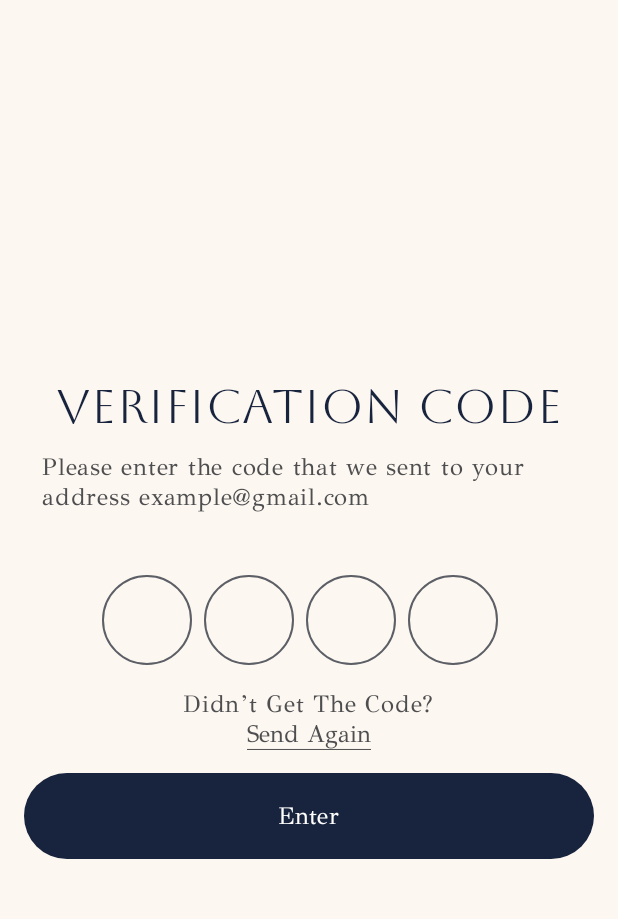
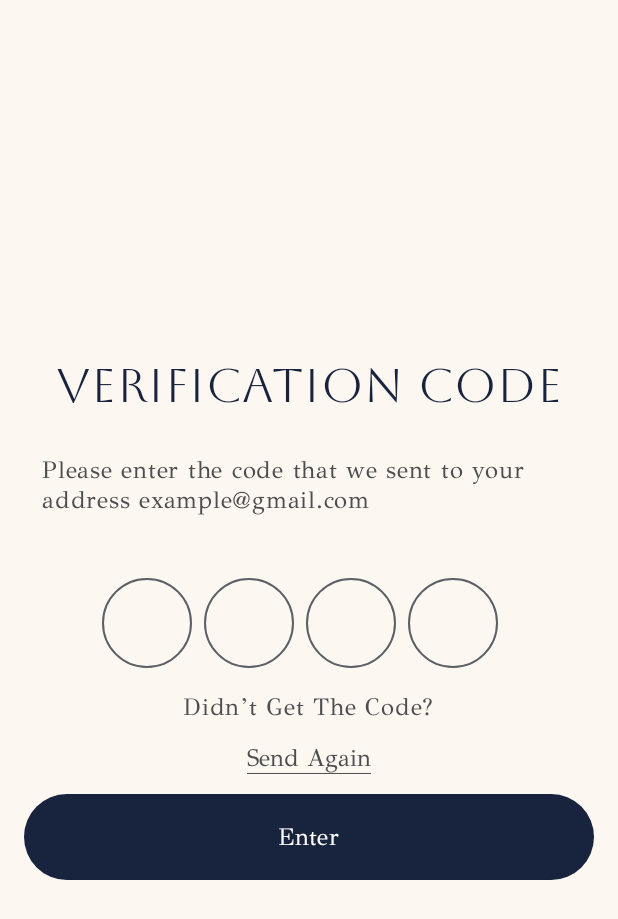
Before and after one commit to perimsu/Rarely-App, an Android app built with Jetpack Compose: the composable VerificationScreen shown on its own in the app's theme, after a tap on "Enter", on a phone screen of 412 x 824 dp. Shown: the top 919 px of the screen. Run offline under Robolectric (Android 15) with nearby library versions, the phone set to English and light mode, and no system bars.

Commit message:
updated VerificationScreen.kt design

```diff
--- a/app/build.gradle.kts
+++ b/app/build.gradle.kts
@@ -40,6 +40,8 @@ android {
 }
 
 dependencies {
+    implementation("androidx.lifecycle:lifecycle-viewmodel-compose:2.6.1")
+    implementation ("androidx.navigation:navigation-compose:2.7.3")
 
     implementation(libs.androidx.core.ktx)
     implementation(libs.androidx.lifecycle.runtime.ktx)
--- a/app/src/main/java/com/example/rarelyapp/ui/authentication/VerificationActivity.kt
+++ /dev/null
@@ -1,175 +0,0 @@
-package com.example.rarelyapp.ui.authentication
-
-import androidx.compose.foundation.Image
-import androidx.compose.foundation.background
-import androidx.compose.foundation.clickable
-import androidx.compose.foundation.layout.Arrangement
-import androidx.compose.foundation.layout.Box
-import androidx.compose.foundation.layout.Column
-import androidx.compose.foundation.layout.Row
-import androidx.compose.foundation.layout.Spacer
-import androidx.compose.foundation.layout.fillMaxSize
-import androidx.compose.foundation.layout.fillMaxWidth
-import androidx.compose.foundation.layout.height
-import androidx.compose.foundation.layout.padding
-import androidx.compose.foundation.layout.size
-import androidx.compose.foundation.shape.CircleShape
-import androidx.compose.foundation.text.KeyboardOptions
-import androidx.compose.material3.Button
-import androidx.compose.material3.ButtonDefaults
-import androidx.compose.material3.Text
-import androidx.compose.runtime.Composable
-import androidx.compose.runtime.mutableStateListOf
-import androidx.compose.runtime.remember
-import androidx.compose.ui.Alignment
-import androidx.compose.ui.Modifier
-import androidx.compose.ui.draw.alpha
-import androidx.compose.ui.graphics.Color
-import androidx.compose.ui.graphics.painter.Painter
-import androidx.compose.ui.res.painterResource
-import androidx.compose.ui.res.stringResource
-import androidx.compose.ui.text.TextStyle
-import androidx.compose.ui.text.font.Font
-import androidx.compose.ui.text.font.FontFamily
-import androidx.compose.ui.text.style.TextAlign
-import androidx.compose.ui.text.style.TextDecoration
-import androidx.compose.ui.tooling.preview.Preview
-import androidx.compose.ui.unit.dp
-import androidx.compose.ui.unit.sp
-import androidx.compose.material3.OutlinedTextField
-import androidx.compose.ui.focus.FocusRequester
-import androidx.compose.ui.focus.focusRequester
-import androidx.compose.ui.text.font.FontWeight
-import androidx.compose.ui.text.input.KeyboardType
-import androidx.compose.runtime.LaunchedEffect
-import com.example.rarelyapp.R
-
-@Composable
-fun VerificationScreen() {
-    val background: Painter = painterResource(id = R.drawable.r)
-    val codeInputs = remember { mutableStateListOf("", "", "", "") }
-    val focusRequesters = List(4) { FocusRequester() }
-
-    Box(modifier = Modifier.fillMaxSize()) {
-        Image(
-            modifier = Modifier
-                .fillMaxSize()
-                .alpha(0.1f),
-            painter = background,
-            contentDescription = null,
-        )
-
-        Column(
-            modifier = Modifier
-                .background(Color(0xFFFCF7F0))
-                .fillMaxSize()
-                .padding(16.dp),
-            verticalArrangement = Arrangement.Center,
-            horizontalAlignment = Alignment.CenterHorizontally
-        ) {
-            Text(
-                modifier = Modifier.fillMaxWidth(),
-                text = stringResource(id = R.string.verification_code_title),
-                fontFamily = FontFamily(Font(R.font.aboreto_regular)),
-                fontSize = 32.sp,
-                color = Color(0xFF18233D),
-                textAlign = TextAlign.Center
-            )
-
-            Text(
-                modifier = Modifier.padding(12.dp),
-                text = stringResource(id = R.string.email),
-                fontFamily = FontFamily(Font(R.font.gfs_didot_regular)),
-                fontSize = 16.sp,
-                color = Color(0xFF4E4E50),
-            )
-
-            Row(
-                modifier = Modifier
-                    .fillMaxWidth()
-                    .padding(top = 30.dp, start = 52.dp),
-                horizontalArrangement = Arrangement.spacedBy(8.dp),
-                verticalAlignment = Alignment.Top
-            ) {
-                repeat(4) { index ->
-                    OutlinedTextField(
-                        value = codeInputs[index],
-                        onValueChange = { newValue ->
-                            if (newValue.length <= 1) {
-                                codeInputs[index] = newValue
-                                if (newValue.isNotEmpty() && index < 3) {
-                                    focusRequesters[index + 1].requestFocus()
-                                }
-                            }
-                        },
-                        modifier = Modifier
-                            .size(60.dp)
-                            .focusRequester(focusRequesters[index]),
-                        shape = CircleShape,
-                        textStyle = TextStyle(
-                            color = Color(0xFF18233D),
-                            fontWeight = FontWeight.Bold,
-                            fontSize = 24.sp,
-                            textAlign = TextAlign.Center
-                        ),
-                        singleLine = true,
-                        keyboardOptions = KeyboardOptions(keyboardType = KeyboardType.Number),
-                    )
-
-
-                    LaunchedEffect(codeInputs[index]) {
-                        if (codeInputs[index].isEmpty() && index > 0) {
-                            focusRequesters[index - 1].requestFocus()
-                        }
-                    }
-                }
-            }
-
-            Spacer(modifier = Modifier.height(16.dp))
-
-            Text(
-                text = stringResource(id = R.string.code_message),
-                fontFamily = FontFamily(Font(R.font.gfs_didot_regular)),
-                fontSize = 16.sp,
-                color = Color(0xFF4E4E50),
-            )
-
-            Text(
-                //TODO: make user send verification code
-                text = stringResource(id = R.string.send_again),
-                fontFamily = FontFamily(Font(R.font.gfs_didot_regular)),
-                fontSize = 16.sp,
-                color = Color(0xFF4E4E50),
-                style = TextStyle(textDecoration = TextDecoration.Underline)
-            )
-
-            Spacer(modifier = Modifier.height(16.dp))
-
-            Button(
-                //TODO: add onClick after authentication is complete
-                onClick = { /*TODO*/ },
-                modifier = Modifier
-                    .fillMaxWidth()
-                    .height(57.dp)
-                    .clickable { },
-                colors = ButtonDefaults.buttonColors(
-                    containerColor = Color(0xFF18233D), contentColor = Color.White
-                )
-            ) {
-                Text(
-                    //TODO: create navigation and navigate the user to create password page
-                    text = stringResource(id = R.string.enter),
-                    fontFamily = FontFamily(Font(R.font.gfs_didot_regular)),
-                    fontSize = 16.sp,
-                    color = Color(0xFFFFFFFF),
-                )
-            }
-        }
-    }
-}
-
-@Preview(showBackground = true)
-@Composable
-fun VerificationScreenPreview() {
-    VerificationScreen()
-}
--- /dev/null
+++ b/app/src/main/java/com/example/rarelyapp/ui/authentication/verification/VerificationScreen.kt
@@ -0,0 +1,155 @@
+package com.example.rarelyapp.ui.authentication.verification
+
+import androidx.compose.foundation.Image
+import androidx.compose.foundation.background
+import androidx.compose.foundation.layout.*
+import androidx.compose.foundation.shape.CircleShape
+import androidx.compose.foundation.text.KeyboardOptions
+import androidx.compose.material3.*
+import androidx.compose.runtime.Composable
+import androidx.compose.runtime.LaunchedEffect
+import androidx.compose.ui.Alignment
+import androidx.compose.ui.Modifier
+import androidx.compose.ui.draw.alpha
+import androidx.compose.ui.focus.FocusRequester
+import androidx.compose.ui.focus.focusRequester
+import androidx.compose.ui.graphics.Color
+import androidx.compose.ui.res.painterResource
+import androidx.compose.ui.res.stringResource
+import androidx.compose.ui.text.TextStyle
+import androidx.compose.ui.text.font.Font
+import androidx.compose.ui.text.font.FontFamily
+import androidx.compose.ui.text.style.TextAlign
+import androidx.compose.ui.unit.dp
+import androidx.compose.ui.unit.sp
+import androidx.lifecycle.viewmodel.compose.viewModel
+import com.example.rarelyapp.R
+import androidx.compose.ui.text.input.KeyboardType
+import androidx.compose.ui.text.font.FontWeight
+import androidx.compose.ui.text.style.TextDecoration
+import androidx.compose.ui.tooling.preview.Preview
+
+@Composable
+fun VerificationScreen(viewModel: VerificationScreenViewModel = viewModel()) {
+    val uiState = viewModel.uiState.value
+    val focusRequesters = List(4) { FocusRequester() }
+
+    Box(modifier = Modifier.fillMaxSize()) {
+        Image(
+            painter = painterResource(id = R.drawable.authentication_flow_background),
+            contentDescription = "Rarely logo",
+            modifier = Modifier.fillMaxSize()
+        )
+
+        Column(
+            modifier = Modifier
+                .background(Color(0xFFFCF7F0))
+                .fillMaxSize()
+                .padding(16.dp),
+            verticalArrangement = Arrangement.Center,
+            horizontalAlignment = Alignment.CenterHorizontally
+        ) {
+            Text(
+                text = stringResource(id = R.string.verification_code_title),
+                fontSize = 32.sp,
+                fontFamily = FontFamily(Font(R.font.aboreto_regular)),
+                color = Color(0xFF18233D),
+                textAlign = TextAlign.Center,
+                modifier = Modifier.fillMaxWidth()
+            )
+
+            Spacer(modifier = Modifier.height(16.dp))
+
+            Text(
+                modifier = Modifier.padding(12.dp),
+                text = stringResource(id = R.string.email),
+                fontFamily = FontFamily(Font(R.font.gfs_didot_regular)),
+                fontSize = 16.sp,
+                color = Color(0xFF4E4E50),
+            )
+
+            Row(
+                modifier = Modifier.fillMaxWidth()
+                    .padding(top = 30.dp, start = 52.dp),
+                horizontalArrangement = Arrangement.spacedBy(8.dp),
+                verticalAlignment = Alignment.CenterVertically
+            ) {
+                repeat(4) { index ->
+                    OutlinedTextField(
+                        value = uiState.codeInputs[index],
+                        onValueChange = { value ->
+                            if (value.length <= 1) {
+                                viewModel.handleAction(
+                                    VerificationScreenAction.EnterCode(index, value)
+                                )
+                                if (value.isNotEmpty() && index < 3) {
+                                    focusRequesters[index + 1].requestFocus()
+                                }
+                            }
+                        },
+                        modifier = Modifier
+                            .size(60.dp)
+                            .focusRequester(focusRequesters[index]),
+                        shape = CircleShape,
+                        textStyle = TextStyle(
+                            fontSize = 24.sp,
+                            textAlign = TextAlign.Center,
+                            color = Color.Black,
+                            fontWeight = FontWeight.Bold
+                        ),
+                        keyboardOptions = KeyboardOptions(keyboardType = KeyboardType.Number)
+                    )
+
+                    LaunchedEffect(uiState.codeInputs[index]) {
+                        if (uiState.codeInputs[index].isEmpty() && index > 0) {
+                            focusRequesters[index - 1].requestFocus()
+                        }
+                    }
+                }
+            }
+
+            Spacer(modifier = Modifier.height(16.dp))
+            Text(
+                text = stringResource(id = R.string.code_message),
+                fontFamily = FontFamily(Font(R.font.gfs_didot_regular)),
+                fontSize = 16.sp,
+                color = Color(0xFF4E4E50),
+            )
+            TextButton(onClick = { viewModel.handleAction(VerificationScreenAction.ResendCode) }) {
+
+                Text(
+                    text = stringResource(id = R.string.send_again),
+                    fontFamily = FontFamily(Font(R.font.gfs_didot_regular)),
+                    fontSize = 16.sp,
+                    color = Color(0xFF4E4E50),
+                    style = TextStyle(textDecoration = TextDecoration.Underline)
+                )
+            }
+            Button(
+                onClick = { viewModel.handleAction(VerificationScreenAction.SubmitCode) },
+                modifier = Modifier
+                    .fillMaxWidth()
+                    .height(57.dp),
+                colors = ButtonDefaults.buttonColors(
+                    containerColor = Color(0xFF18233D),
+                    contentColor = Color.White
+                )
+            ) {
+                Text(
+                    text = stringResource(id = R.string.enter),
+                    fontSize = 16.sp,
+                    fontFamily = FontFamily(Font(R.font.gfs_didot_regular)),
+                    color = Color.White
+                )
+            }
+
+
+        }
+    }
+}
+
+@Preview(showBackground = true)
+@Composable
+fun VerificationScreenPreview() {
+    VerificationScreen()
+}
--- /dev/null
+++ b/app/src/main/java/com/example/rarelyapp/ui/authentication/verification/VerificationScreenAction.kt
@@ -0,0 +1,7 @@
+package com.example.rarelyapp.ui.authentication.verification
+
+sealed class VerificationScreenAction {
+    data class EnterCode(val index: Int, val value: String) : VerificationScreenAction()
+    data object ResendCode : VerificationScreenAction()
+    data object SubmitCode : VerificationScreenAction()
+}
--- /dev/null
+++ b/app/src/main/java/com/example/rarelyapp/ui/authentication/verification/VerificationScreenUiState.kt
@@ -0,0 +1,7 @@
+package com.example.rarelyapp.ui.authentication.verification
+
+data class VerificationScreenUiState(
+    val codeInputs: List<String> = List(4) { "" },
+    val isSubmitting: Boolean = false,
+    val errorMessage: String? = null
+)
--- /dev/null
+++ b/app/src/main/java/com/example/rarelyapp/ui/authentication/verification/VerificationScreenViewModel.kt
@@ -0,0 +1,28 @@
+package com.example.rarelyapp.ui.authentication.verification
+
+import androidx.compose.runtime.mutableStateOf
+import androidx.lifecycle.ViewModel
+
+class VerificationScreenViewModel : ViewModel() {
+    var uiState = mutableStateOf(VerificationScreenUiState())
+        private set
+
+    fun handleAction(action: VerificationScreenAction) {
+        when (action) {
+            is VerificationScreenAction.EnterCode -> {
+                val updatedCodes = uiState.value.codeInputs.toMutableList()
+                updatedCodes[action.index] = action.value
+                uiState.value = uiState.value.copy(codeInputs = updatedCodes)
+            }
+
+            VerificationScreenAction.ResendCode -> {
+                // TODO: resend code logic here
+            }
+
+            VerificationScreenAction.SubmitCode -> {
+                // TODO: submission logic here
+                uiState.value = uiState.value.copy(isSubmitting = true)
+            }
+        }
+    }
+}
--- a/app/src/main/res/layout/layout.xml
+++ b/app/src/main/res/layout/layout.xml
@@ -2,6 +2,6 @@
 <LinearLayout xmlns:android="http://schemas.android.com/apk/res/android"
     android:layout_width="match_parent"
     android:layout_height="match_parent"
-    android:background="@drawable/r">
+    android:background="@drawable/authentication_flow_background">
 
 </LinearLayout>
```
Also changed, not shown: app/src/main/res/drawable/r.png (deleted).
